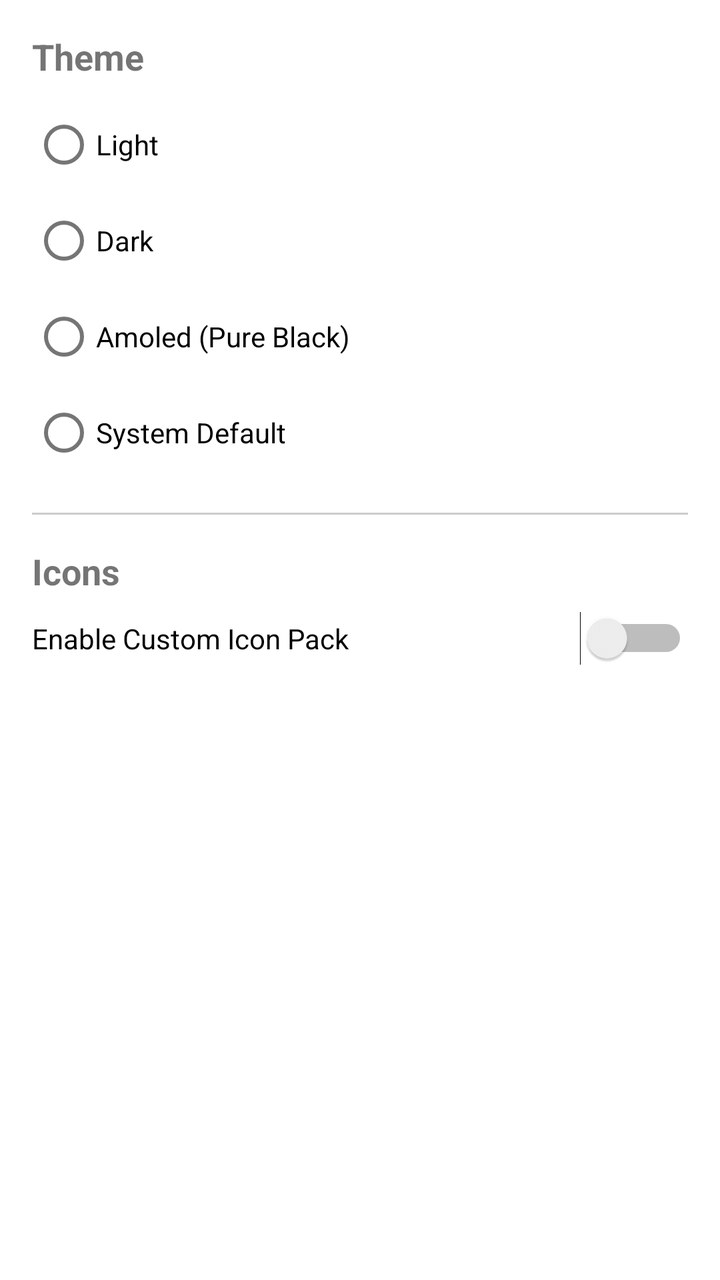
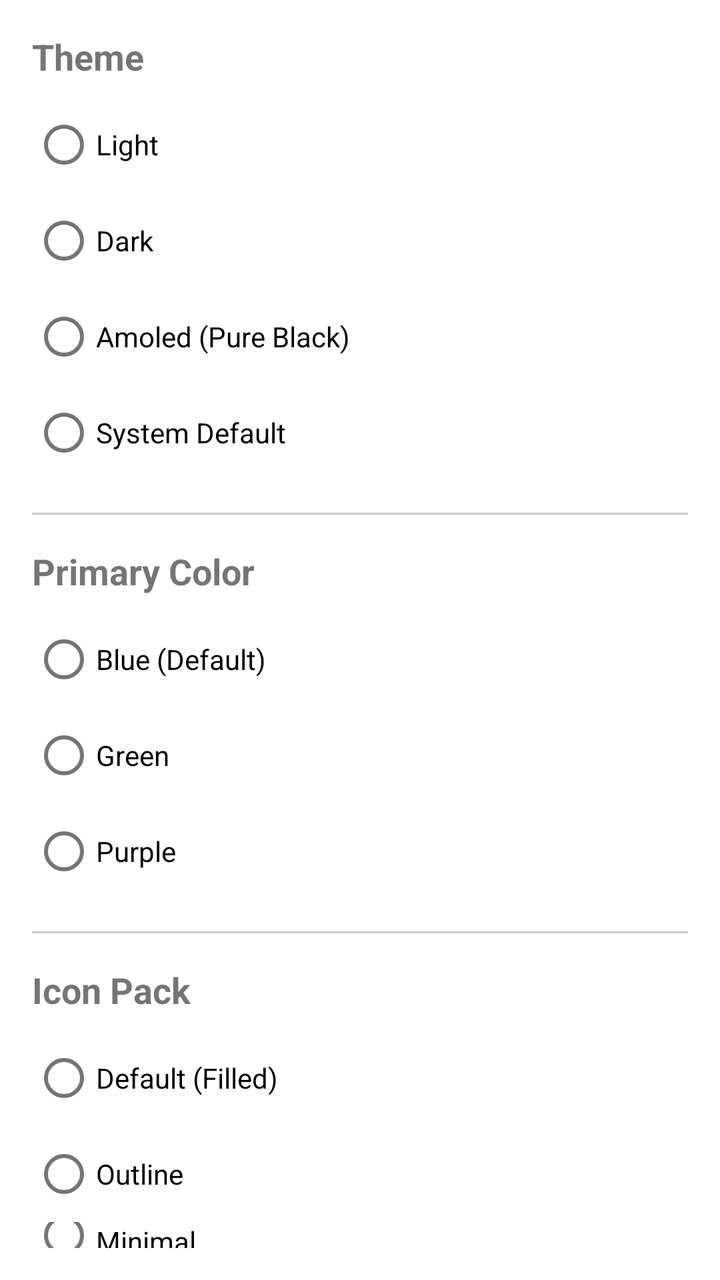

Screens rendered from an Android XML layout before and after an edit, with the pre-edit source and the edit as a unified diff.
<!-- AndroidManifest.xml: application theme Theme.MaterialComponents.DayNight.NoActionBar -->
<!-- res/layout/activity_settings.xml -->
<?xml version="1.0" encoding="utf-8"?>
<LinearLayout xmlns:android="http://schemas.android.com/apk/res/android"
    android:layout_width="match_parent"
    android:layout_height="match_parent"
    android:orientation="vertical"
    android:padding="16dp">

    <TextView
        android:layout_width="wrap_content"
        android:layout_height="wrap_content"
        android:text="Theme"
        android:textSize="18sp"
        android:textStyle="bold" />

    <RadioGroup
        android:id="@+id/rgTheme"
        android:layout_width="match_parent"
        android:layout_height="wrap_content"
        android:layout_marginTop="8dp">

        <RadioButton
            android:id="@+id/rbLight"
            android:layout_width="wrap_content"
            android:layout_height="wrap_content"
            android:text="Light" />

        <RadioButton
            android:id="@+id/rbDark"
            android:layout_width="wrap_content"
            android:layout_height="wrap_content"
            android:text="Dark" />

        <RadioButton
            android:id="@+id/rbAmoled"
            android:layout_width="wrap_content"
            android:layout_height="wrap_content"
            android:text="Amoled (Pure Black)" />

        <RadioButton
            android:id="@+id/rbSystem"
            android:layout_width="wrap_content"
            android:layout_height="wrap_content"
            android:text="System Default" />
    </RadioGroup>

    <View
        android:layout_width="match_parent"
        android:layout_height="1dp"
        android:layout_marginVertical="16dp"
        android:background="#ccc" />

    <TextView
        android:layout_width="wrap_content"
        android:layout_height="wrap_content"
        android:text="Icons"
        android:textSize="18sp"
        android:textStyle="bold" />

    <Switch
        android:id="@+id/switchIconPack"
        android:layout_width="match_parent"
        android:layout_height="wrap_content"
        android:layout_marginTop="8dp"
        android:text="Enable Custom Icon Pack" />

</LinearLayout>
<!-- resources referenced by this layout -->
<resources>

</resources>

<!-- the commit's change to res/layout/activity_settings.xml (unified diff, before → after) -->
@@ -52,15 +52,71 @@
     <TextView
         android:layout_width="wrap_content"
         android:layout_height="wrap_content"
-        android:text="Icons"
+        android:text="Primary Color"
         android:textSize="18sp"
         android:textStyle="bold" />
 
-    <Switch
-        android:id="@+id/switchIconPack"
+    <RadioGroup
+        android:id="@+id/rgPrimaryColor"
         android:layout_width="match_parent"
         android:layout_height="wrap_content"
-        android:layout_marginTop="8dp"
-        android:text="Enable Custom Icon Pack" />
+        android:layout_marginTop="8dp">
+
+        <RadioButton
+            android:id="@+id/rbColorBlue"
+            android:layout_width="wrap_content"
+            android:layout_height="wrap_content"
+            android:text="Blue (Default)" />
+
+        <RadioButton
+            android:id="@+id/rbColorGreen"
+            android:layout_width="wrap_content"
+            android:layout_height="wrap_content"
+            android:text="Green" />
+
+        <RadioButton
+            android:id="@+id/rbColorPurple"
+            android:layout_width="wrap_content"
+            android:layout_height="wrap_content"
+            android:text="Purple" />
+    </RadioGroup>
+
+    <View
+        android:layout_width="match_parent"
+        android:layout_height="1dp"
+        android:layout_marginVertical="16dp"
+        android:background="#ccc" />
+
+    <TextView
+        android:layout_width="wrap_content"
+        android:layout_height="wrap_content"
+        android:text="Icon Pack"
+        android:textSize="18sp"
+        android:textStyle="bold" />
+
+    <RadioGroup
+        android:id="@+id/rgIconPack"
+        android:layout_width="match_parent"
+        android:layout_height="wrap_content"
+        android:layout_marginTop="8dp">
+
+        <RadioButton
+            android:id="@+id/rbIconDefault"
+            android:layout_width="wrap_content"
+            android:layout_height="wrap_content"
+            android:text="Default (Filled)" />
+
+        <RadioButton
+            android:id="@+id/rbIconOutline"
+            android:layout_width="wrap_content"
+            android:layout_height="wrap_content"
+            android:text="Outline" />
+            
+        <RadioButton
+            android:id="@+id/rbIconMinimal"
+            android:layout_width="wrap_content"
+            android:layout_height="wrap_content"
+            android:text="Minimal" />
+    </RadioGroup>
 
 </LinearLayout>
